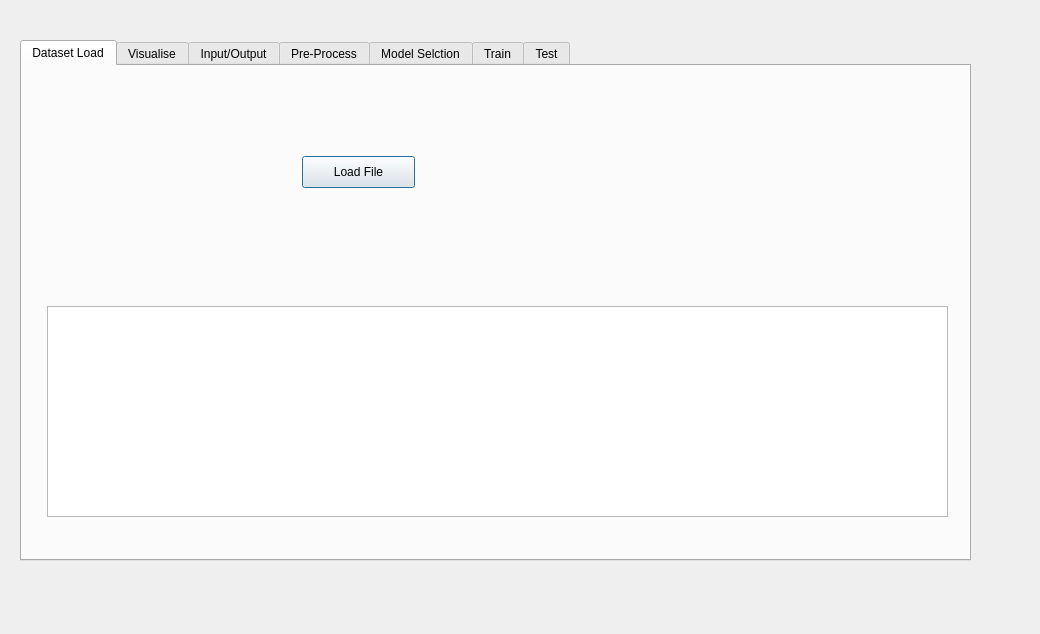
First picture: the form in resources/ui/ml_gui.ui, repository matheusft/modelling_ml, before the edit.
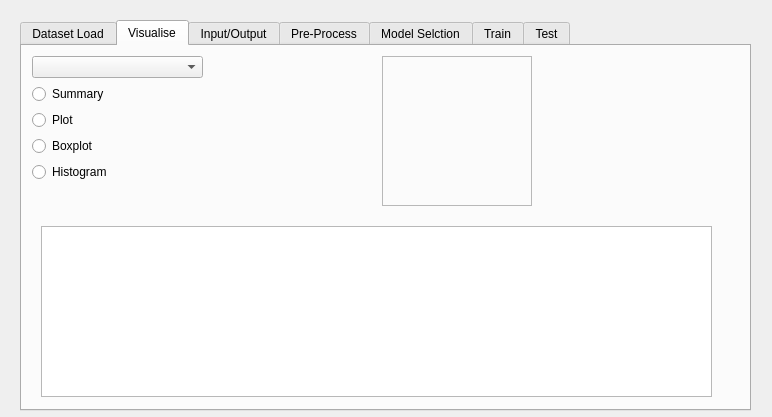
Second picture: the form after the edit. The open tabs and pages were chosen to show the change.

Commit message: Adding widgets to the Visualisation Tab

```diff
--- a/resources/ui/ml_gui.ui
+++ b/resources/ui/ml_gui.ui
@@ -6,20 +6,20 @@
    <rect>
     <x>0</x>
     <y>0</y>
-    <width>1040</width>
-    <height>634</height>
+    <width>772</width>
+    <height>417</height>
    </rect>
   </property>
   <property name="windowTitle">
    <string>Machine Learning Generic Modeller</string>
   </property>
-  <widget class="QTabWidget" name="train_tab">
+  <widget class="QTabWidget" name="tabs_widget">
    <property name="geometry">
     <rect>
      <x>20</x>
-     <y>40</y>
-     <width>951</width>
-     <height>521</height>
+     <y>20</y>
+     <width>731</width>
+     <height>391</height>
     </rect>
    </property>
    <property name="currentIndex">
@@ -32,8 +32,8 @@
     <widget class="QPushButton" name="load_file_pushButton">
      <property name="geometry">
       <rect>
-       <x>280</x>
-       <y>90</y>
+       <x>220</x>
+       <y>0</y>
        <width>113</width>
        <height>32</height>
       </rect>
@@ -45,10 +45,10 @@
     <widget class="QTableWidget" name="dataset_tableWidget">
      <property name="geometry">
       <rect>
-       <x>25</x>
-       <y>240</y>
-       <width>901</width>
-       <height>211</height>
+       <x>10</x>
+       <y>40</y>
+       <width>691</width>
+       <height>311</height>
       </rect>
      </property>
      <property name="editTriggers">
@@ -60,6 +60,75 @@
     <attribute name="title">
      <string>Visualise</string>
     </attribute>
+    <widget class="QWidget" name="verticalLayoutWidget">
+     <property name="geometry">
+      <rect>
+       <x>10</x>
+       <y>10</y>
+       <width>171</width>
+       <height>131</height>
+      </rect>
+     </property>
+     <layout class="QVBoxLayout" name="verticalLayout">
+      <item>
+       <widget class="QComboBox" name="columnSelection_comboBox"/>
+      </item>
+      <item>
+       <widget class="QRadioButton" name="summary_radioButton">
+        <property name="text">
+         <string>Summary</string>
+        </property>
+       </widget>
+      </item>
+      <item>
+       <widget class="QRadioButton" name="plot_radioButton">
+        <property name="text">
+         <string>Plot</string>
+        </property>
+       </widget>
+      </item>
+      <item>
+       <widget class="QRadioButton" name="boxplot_radioButton">
+        <property name="text">
+         <string>Boxplot</string>
+        </property>
+       </widget>
+      </item>
+      <item>
+       <widget class="QRadioButton" name="histogram_radioButton">
+        <property name="text">
+         <string>Histogram</string>
+        </property>
+       </widget>
+      </item>
+     </layout>
+    </widget>
+    <widget class="QTextBrowser" name="columnSummary_textBrowser">
+     <property name="geometry">
+      <rect>
+       <x>19</x>
+       <y>180</y>
+       <width>671</width>
+       <height>171</height>
+      </rect>
+     </property>
+    </widget>
+    <widget class="QFrame" name="dataVisualisePlot_frame">
+     <property name="geometry">
+      <rect>
+       <x>360</x>
+       <y>10</y>
+       <width>150</width>
+       <height>150</height>
+      </rect>
+     </property>
+     <property name="frameShape">
+      <enum>QFrame::StyledPanel</enum>
+     </property>
+     <property name="frameShadow">
+      <enum>QFrame::Raised</enum>
+     </property>
+    </widget>
    </widget>
    <widget class="QWidget" name="inputoutput_tab">
     <attribute name="title">
```
Left out of the diff: 6 changed lines with no effect on the pictures. The commit also changes 5 other files.
